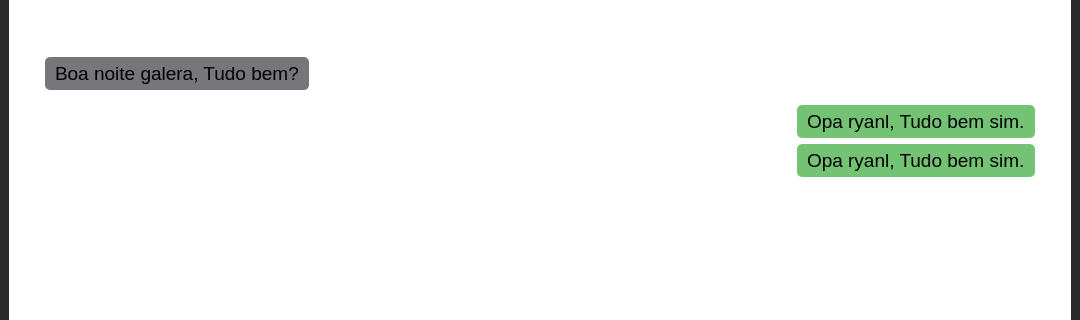
Old version of the form .ui/chat.ui in the repository ryanbsdeveloper/opensource-chat; both pictures show x 0 to 1080 and y 140 to 460 of the 1080 by 745 pixel window.
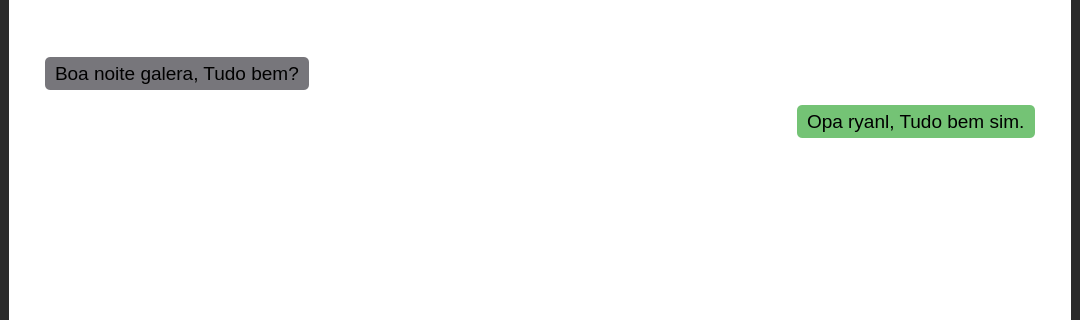
New version of the form. Icons and pictures are not drawn.

```diff
--- a/.ui/chat.ui
+++ b/.ui/chat.ui
@@ -568,70 +568,6 @@
                       </layout>
                      </widget>
                     </item>
-                    <item>
-                     <widget class="QFrame" name="frame_16">
-                      <property name="maximumSize">
-                       <size>
-                        <width>16777215</width>
-                        <height>330</height>
-                       </size>
-                      </property>
-                      <property name="frameShape">
-                       <enum>QFrame::NoFrame</enum>
-                      </property>
-                      <property name="frameShadow">
-                       <enum>QFrame::Raised</enum>
-                      </property>
-                      <layout class="QVBoxLayout" name="verticalLayout_8">
-                       <property name="spacing">
-                        <number>0</number>
-                       </property>
-                       <property name="leftMargin">
-                        <number>9</number>
-                       </property>
-                       <property name="topMargin">
-                        <number>0</number>
-                       </property>
-                       <property name="rightMargin">
-                        <number>9</number>
-                       </property>
-                       <property name="bottomMargin">
-                        <number>0</number>
-                       </property>
-                       <item alignment="Qt::AlignRight">
-                        <widget class="QLabel" name="label_14">
-                         <property name="maximumSize">
-                          <size>
-                           <width>16777215</width>
-                           <height>34</height>
-                          </size>
-                         </property>
-                         <property name="font">
-                          <font>
-                           <pointsize>14</pointsize>
-                          </font>
-                         </property>
-                         <property name="styleSheet">
-                          <string notr="true">padding:5px;
-background:rgb(116, 195, 117)</string>
-                         </property>
-                         <property name="text">
-                          <string>Opa ryanl, Tudo bem sim.</string>
-                         </property>
-                         <property name="scaledContents">
-                          <bool>true</bool>
-                         </property>
-                         <property name="wordWrap">
-                          <bool>false</bool>
-                         </property>
-                         <property name="margin">
-                          <number>0</number>
-                         </property>
-                        </widget>
-                       </item>
-                      </layout>
-                     </widget>
-                    </item>
                    </layout>
                   </widget>
                  </item>
```
